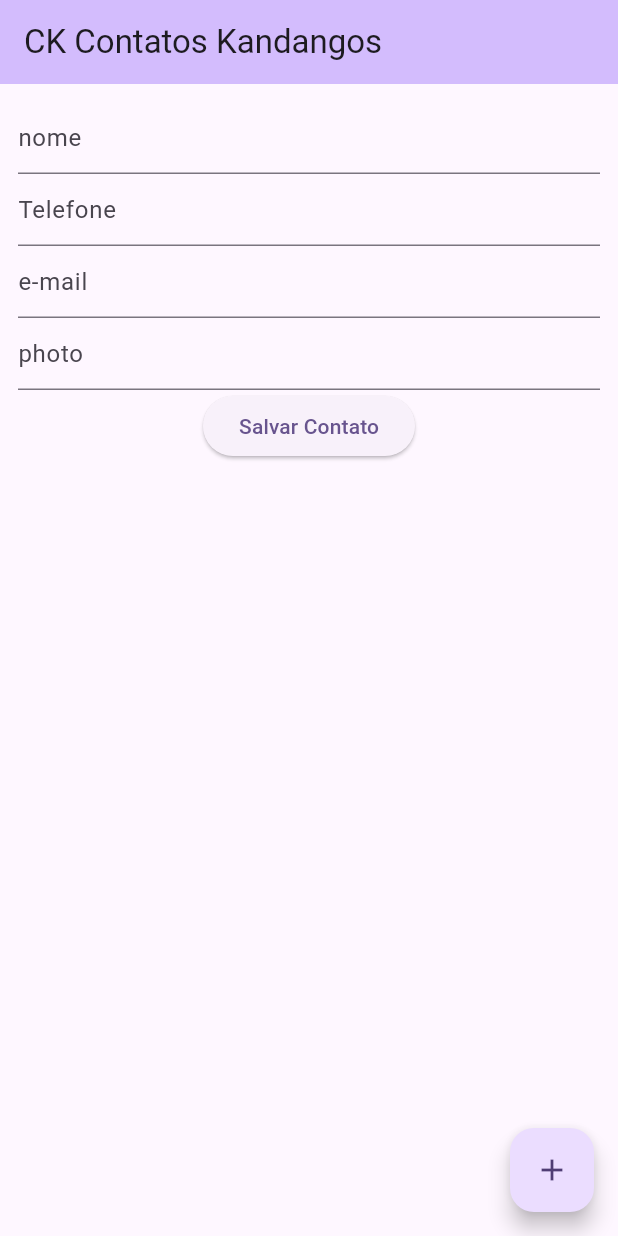
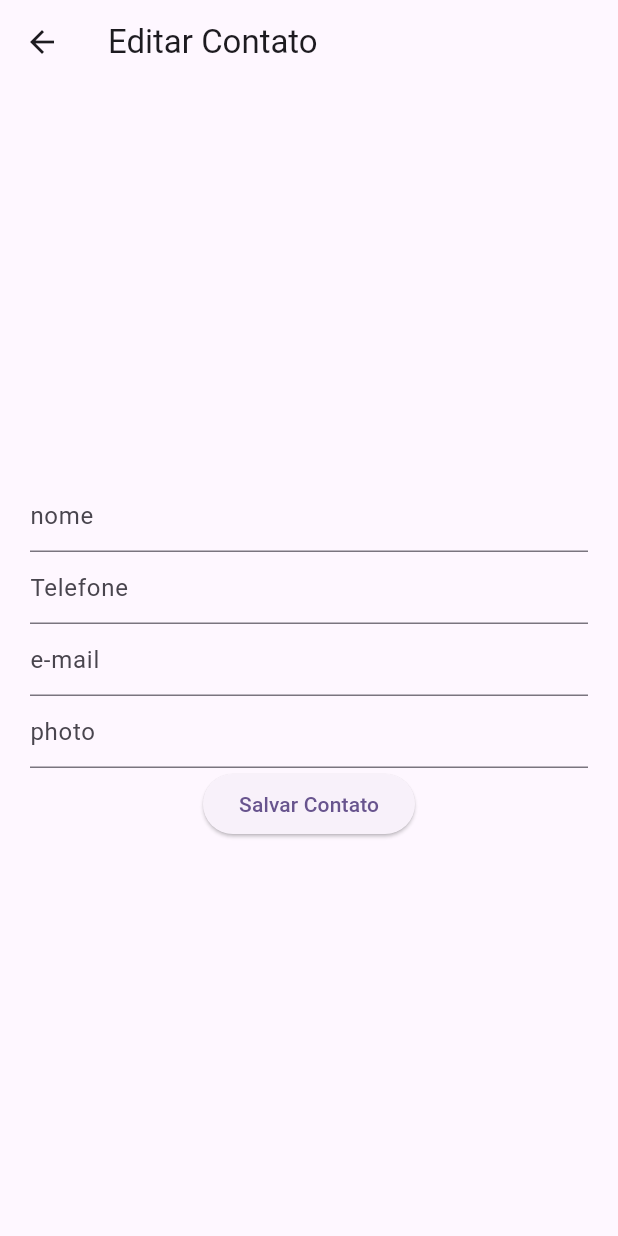
Before and after one commit to marxelo/contacts-app, a Flutter app: the screen it shows after launch, after a tap on the "add" icon, on a phone screen of 412 x 824 dp. Run offline on Flutter 3.47's test engine with Material 2 defaults, Android fonts, the light colour scheme and no system bars; our stand-ins replace sqflite; accounts and stored records are empty.

Commit message:
recfactoring: move create function to form_page

```diff
--- a/lib/update_contact.dart
+++ b/lib/form_page.dart
@@ -1,24 +1,26 @@
 import 'package:flutter/material.dart';
-import 'package:sqflite/sqflite.dart';
 import 'database_helper.dart';
 
-class UpdateContact extends StatefulWidget {
-  const UpdateContact({Key? key, required this.contactId}) : super(key: key);
-  final int contactId;
+class FormPage extends StatefulWidget {
+  const FormPage({Key? key, this.contactId}) : super(key: key);
+  final int? contactId;
 
   @override
-  State<UpdateContact> createState() => _UpdateContactState();
+  State<FormPage> createState() => _FormPageState();
 }
 
-class _UpdateContactState extends State<UpdateContact> {
+class _FormPageState extends State<FormPage> {
   final _nameController = TextEditingController();
   final _phoneController = TextEditingController();
   final _emailController = TextEditingController();
   final _photoController = TextEditingController();
 
   void fetchData() async {
-    Map<String, dynamic>? data =
-        await DatabaseHelper.getSingleData(widget.contactId);
+    Map<String, dynamic>? data;
+
+    if (widget.contactId != null) {
+      data = await DatabaseHelper.getSingleData(widget.contactId!);
+    }
 
     if (data != null) {
       _nameController.text = data['name'];
@@ -42,7 +44,20 @@ class _UpdateContactState extends State<UpdateContact> {
       'photo': _photoController.text,
     };
 
-    int id = await DatabaseHelper.updateData(widget.contactId, data);
+    if (widget.contactId != null) {
+      await DatabaseHelper.updateData(widget.contactId!, data);
+      Navigator.pop(context, true);
+    }
+  }
+
+  void _saveData() async {
+    final name = _nameController.text;
+    final phone = _phoneController.text;
+    final email = _emailController.text;
+    final photo = _photoController.text;
+
+    await DatabaseHelper.insertContact(name, phone, email, photo);
+
     Navigator.pop(context, true);
   }
 
@@ -83,10 +98,17 @@ class _UpdateContactState extends State<UpdateContact> {
               decoration: const InputDecoration(hintText: 'photo'),
             ),
             ElevatedButton(
-                onPressed: () {
+              onPressed: () {
+                if (widget.contactId != null) {
                   _updateData(context);
-                },
-                child: const Text('Atualizar Contato')),
+                } else {
+                  _saveData();
+                }
+              },
+              child: Text(widget.contactId == null
+                  ? "Salvar Contato"
+                  : "Atualizar Contato"),
+            ),
           ],
         ),
       ),
--- a/lib/main.dart
+++ b/lib/main.dart
@@ -12,6 +12,7 @@ class MyApp extends StatelessWidget {
   @override
   Widget build(BuildContext context) {
     return MaterialApp(
+      debugShowCheckedModeBanner: false,
       title: 'CK Contatos Kandangos',
       theme: ThemeData(
         colorScheme: ColorScheme.fromSeed(seedColor: Colors.deepPurple),
--- a/lib/my_home_page.dart
+++ b/lib/my_home_page.dart
@@ -1,5 +1,5 @@
 import 'package:contacts_app/database_helper.dart';
-import 'package:contacts_app/update_contact.dart';
+import 'package:contacts_app/form_page.dart';
 import 'package:flutter/material.dart';
 
 class MyHomePage extends StatefulWidget {
@@ -12,35 +12,7 @@ class MyHomePage extends StatefulWidget {
 }
 
 class _MyHomePageState extends State<MyHomePage> {
-  int _counter = 0;
-  final _nameController = TextEditingController();
-  final _phoneController = TextEditingController();
-  final _emailController = TextEditingController();
-  final _photoController = TextEditingController();
-
   List<Map<String, dynamic>> dataList = [];
-
-  void _saveData() async {
-    final name = _nameController.text;
-    final phone = _phoneController.text;
-    final email = _emailController.text;
-    final photo = _photoController.text;
-
-    int insertId =
-        await DatabaseHelper.insertContact(name, phone, email, photo);
-
-    final List<Map<String, dynamic>> updatedData =
-        await DatabaseHelper.getData();
-
-    setState(() {
-      dataList = updatedData;
-    });
-
-    _nameController.text = '';
-    _phoneController.text = '';
-    _emailController.text = '';
-    _photoController.text = '';
-  }
 
   @override
   void initState() {
@@ -78,21 +50,6 @@ class _MyHomePageState extends State<MyHomePage> {
   }
 
   @override
-  void dispose() {
-    _nameController.dispose();
-    _phoneController.dispose();
-    _emailController.dispose();
-    _photoController.dispose();
-    super.dispose();
-  }
-
-  void _incrementCounter() {
-    setState(() {
-      _counter++;
-    });
-  }
-
-  @override
   Widget build(BuildContext context) {
     return Scaffold(
       appBar: AppBar(
@@ -102,33 +59,6 @@ class _MyHomePageState extends State<MyHomePage> {
       body: Center(
         child: Column(
           children: [
-            Padding(
-              padding: const EdgeInsets.all(12.0),
-              child: Column(
-                mainAxisAlignment: MainAxisAlignment.center,
-                children: <Widget>[
-                  TextFormField(
-                    controller: _nameController,
-                    decoration: const InputDecoration(hintText: 'nome'),
-                  ),
-                  TextFormField(
-                    controller: _phoneController,
-                    decoration: const InputDecoration(hintText: 'Telefone'),
-                  ),
-                  TextFormField(
-                    controller: _emailController,
-                    decoration: const InputDecoration(hintText: 'e-mail'),
-                  ),
-                  TextFormField(
-                    controller: _photoController,
-                    decoration: const InputDecoration(hintText: 'photo'),
-                  ),
-                  ElevatedButton(
-                      onPressed: _saveData,
-                      child: const Text('Salvar Contato')),
-                ],
-              ),
-            ),
             const SizedBox(
               height: 30,
             ),
@@ -149,7 +79,7 @@ class _MyHomePageState extends State<MyHomePage> {
                               Navigator.push(
                                 context,
                                 MaterialPageRoute(
-                                  builder: (context) => UpdateContact(
+                                  builder: (context) => FormPage(
                                       contactId: dataList[index]['id']),
                                 ),
                               ).then((result) {
@@ -181,10 +111,21 @@ class _MyHomePageState extends State<MyHomePage> {
         ),
       ),
       floatingActionButton: FloatingActionButton(
-        onPressed: _incrementCounter,
+        onPressed: () {
+          Navigator.push(
+            context,
+            MaterialPageRoute(
+              builder: (context) => const FormPage(contactId: null),
+            ),
+          ).then((result) {
+            if (result == true) {
+              fetchData();
+            }
+          });
+        },
         tooltip: 'Increment',
         child: const Icon(Icons.add),
-      ), // This trailing comma makes auto-formatting nicer for build methods.
+      ),
     );
   }
 }
```
